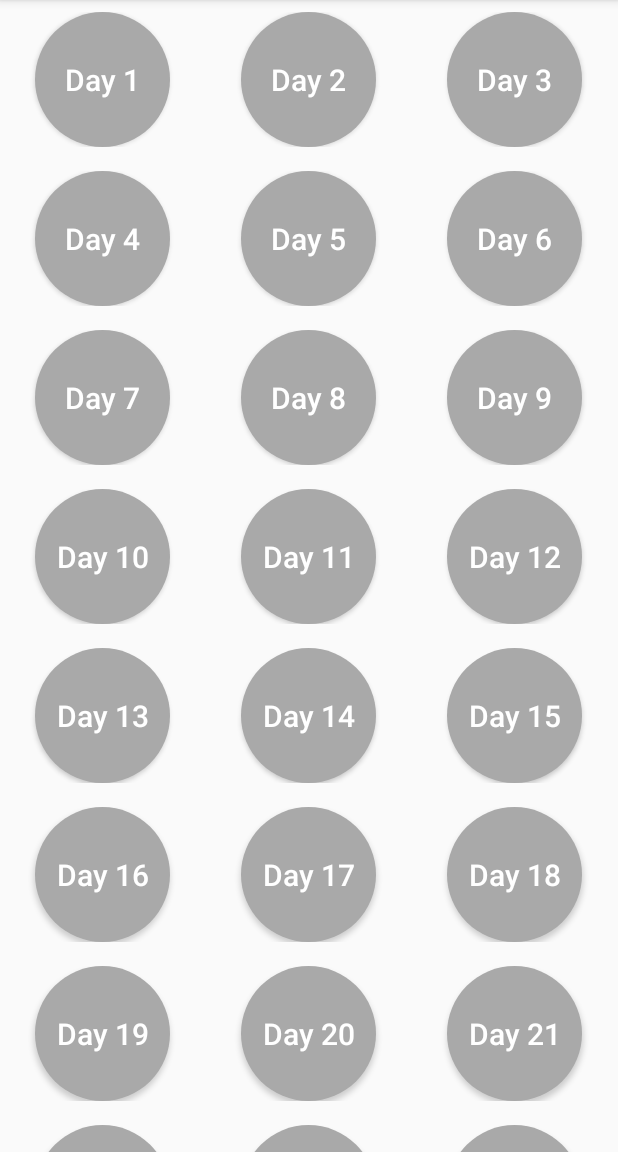
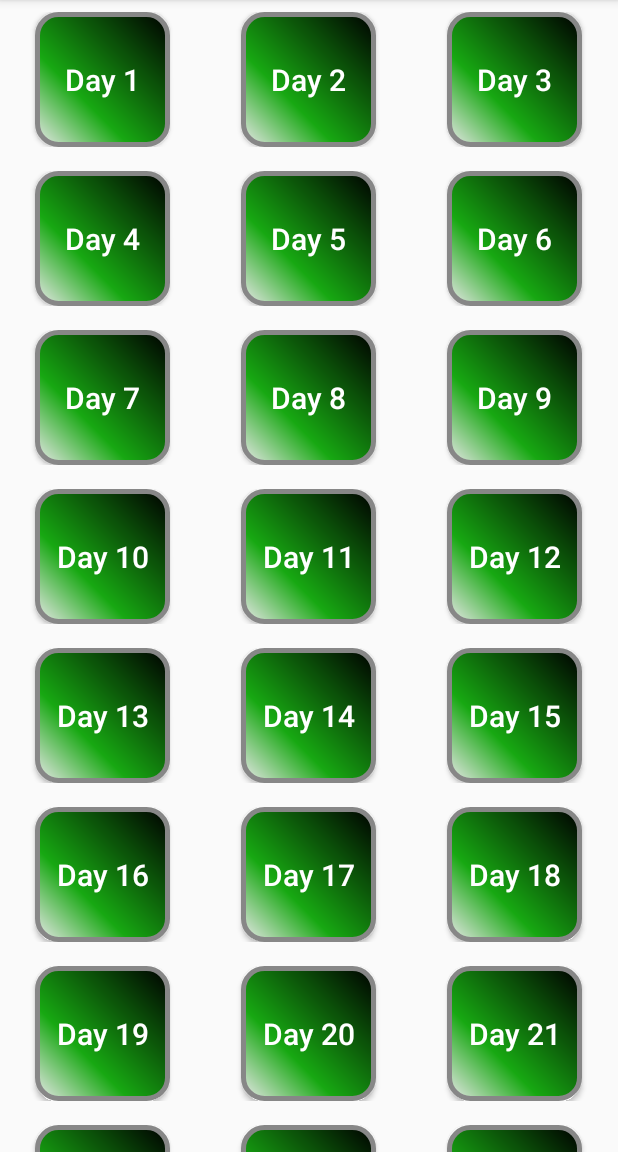
Before and after one commit to abhi1349/aa, an Android app: the FreeDaysActivity screen opened directly, with no data from a screen before it, on a phone screen of 412 x 824 dp, the part 84-1236 px from its top. Run offline under Robolectric (Android 15) with nearby library versions, the phone set to English and light mode, and no system bars.

Commit message:
button design changes

```diff
--- a/app/src/main/res/drawable/btn_shape_circle.xml
+++ b/app/src/main/res/drawable/btn_shape_circle.xml
@@ -1,13 +1,28 @@
 <?xml version="1.0" encoding="utf-8"?>
-<selector xmlns:android="http://schemas.android.com/apk/res/android">
-    <item android:state_pressed="false">
-        <shape android:shape="oval">
-            <solid android:color="@color/DarkGray"/>
-        </shape>
-    </item>
-    <item android:state_pressed="true">
-        <shape android:shape="oval">
-            <solid android:color="#c20586"/>
-        </shape>
-    </item>
-</selector>
+<shape xmlns:android="http://schemas.android.com/apk/res/android" android:shape="rectangle" >
+    <corners
+        android:radius="14dp"
+        />
+    <gradient
+        android:angle="45"
+        android:centerX="35%"
+        android:centerColor="#17A812"
+        android:startColor="#E8E8E8"
+        android:endColor="#000000"
+        android:type="linear"
+        />
+    <padding
+        android:left="0dp"
+        android:top="0dp"
+        android:right="0dp"
+        android:bottom="0dp"
+        />
+    <size
+        android:width="270dp"
+        android:height="60dp"
+        />
+    <stroke
+        android:width="3dp"
+        android:color="#878787"
+        />
+</shape>
--- a/app/src/main/res/layout/layout_free_days_row.xml
+++ b/app/src/main/res/layout/layout_free_days_row.xml
@@ -16,4 +16,6 @@
             android:textSize="20sp"
             android:textAllCaps="false"
             android:background="@drawable/btn_shape_circle" />
+
+
     </RelativeLayout>
```
